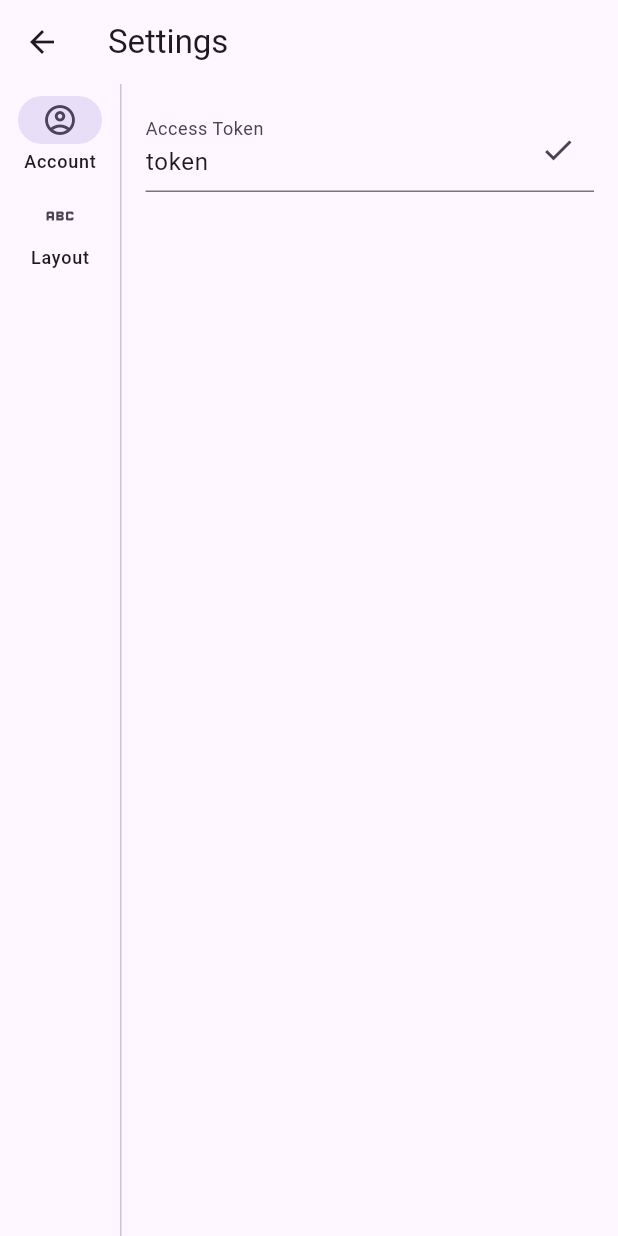
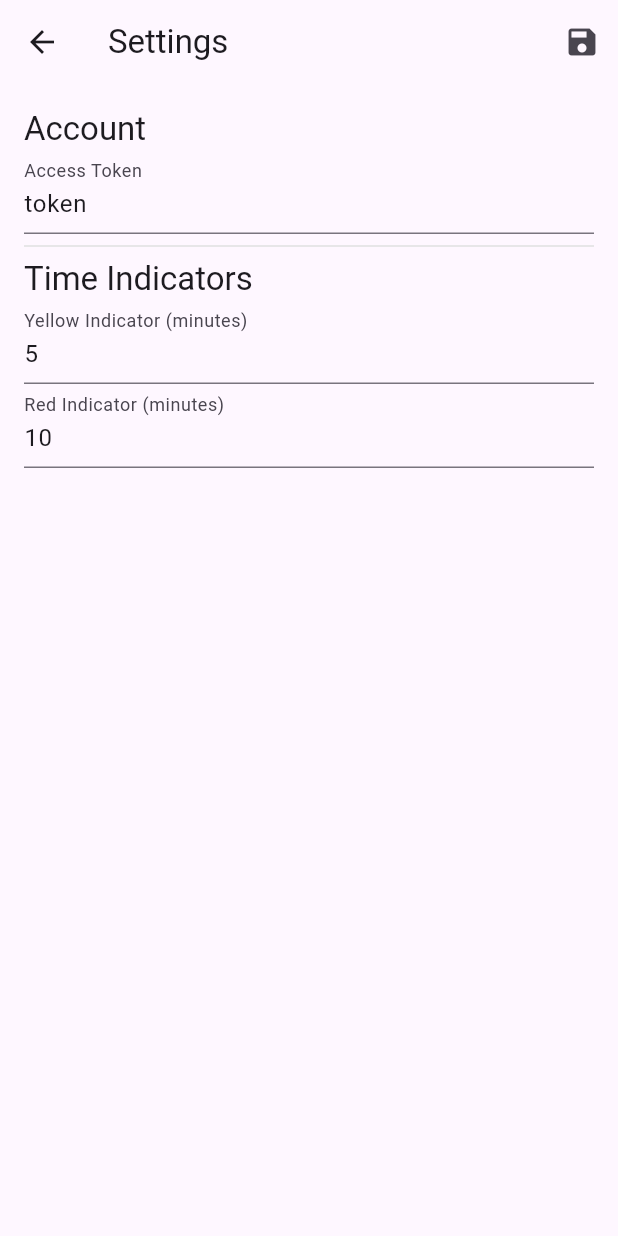
Before and after one commit to thefakhreddin/custom_kds, a Flutter app: the screen it shows after launch, after a tap on the "settings" icon, on a phone screen of 412 x 824 dp. Run offline on Flutter 3.47's test engine with Material 3 defaults, Android fonts, the phone set to English and light mode, and no system bars; our stand-ins replace shared_preferences; network calls fail.

Commit message:
color indicator added not tested

```diff
--- a/lib/screens/settings_page.dart
+++ b/lib/screens/settings_page.dart
@@ -1,7 +1,5 @@
 import 'package:flutter/material.dart';
 import 'package:shared_preferences/shared_preferences.dart';
-
-enum SettingsCategory { account, layout }
 
 class SettingsPage extends StatefulWidget {
   final VoidCallback onTokenChanged;
@@ -14,26 +12,30 @@ class SettingsPage extends StatefulWidget {
 
 class _SettingsPageState extends State<SettingsPage> {
   TextEditingController _tokenController = TextEditingController();
-  SettingsCategory _selectedCategory = SettingsCategory.account;
+  TextEditingController _timeYellowController = TextEditingController();
+  TextEditingController _timeRedController = TextEditingController();
 
   @override
   void initState() {
     super.initState();
-    _loadToken();
+    _loadSettings();
   }
 
-  Future<void> _loadToken() async {
+  Future<void> _loadSettings() async {
     final prefs = await SharedPreferences.getInstance();
-    String? token = prefs.getString('accessToken');
-    _tokenController.text = token ?? '';
+    _tokenController.text = prefs.getString('accessToken') ?? '';
+    _timeYellowController.text =
+        prefs.getString('timeYellow') ?? '5'; // Default to 5 minutes
+    _timeRedController.text =
+        prefs.getString('timeRed') ?? '10'; // Default to 10 minutes
   }
 
-  Future<void> _saveToken(String token) async {
+  Future<void> _saveSettings() async {
     final prefs = await SharedPreferences.getInstance();
-    await prefs.setString('accessToken', token);
-    widget.onTokenChanged(); // Callback to refresh data on home screen
-    Navigator.pop(
-        context, true); // Pop with a result indicating something was saved
+    await prefs.setString('accessToken', _tokenController.text);
+    await prefs.setString('timeYellow', _timeYellowController.text);
+    await prefs.setString('timeRed', _timeRedController.text);
+    widget.onTokenChanged(); // Notify that settings have changed
   }
 
   @override
@@ -41,70 +43,47 @@ class _SettingsPageState extends State<SettingsPage> {
     return Scaffold(
       appBar: AppBar(
         title: Text('Settings'),
+        actions: [
+          IconButton(
+            icon: Icon(Icons.save),
+            onPressed: _saveSettings,
+          )
+        ],
       ),
-      body: Row(
-        children: <Widget>[
-          NavigationRail(
-            selectedIndex: _selectedCategory.index,
-            onDestinationSelected: (index) {
-              setState(() {
-                _selectedCategory = SettingsCategory.values[index];
-              });
-            },
-            labelType: NavigationRailLabelType.all,
-            destinations: [
-              NavigationRailDestination(
-                icon: Icon(Icons.account_circle),
-                selectedIcon: Icon(Icons.account_circle_outlined),
-                label: Text('Account'),
-              ),
-              NavigationRailDestination(
-                icon: Icon(Icons.abc),
-                selectedIcon: Icon(Icons.abc_outlined),
-                label: Text('Layout'),
-              ),
-            ],
-          ),
-          VerticalDivider(thickness: 1, width: 1),
-          Expanded(
-            child: Padding(
-              padding: EdgeInsets.all(16.0),
-              child: _selectedCategory == SettingsCategory.account
-                  ? _buildAccountSettings()
-                  : _buildLayoutSettings(),
+      body: SingleChildScrollView(
+        padding: EdgeInsets.all(16.0),
+        child: Column(
+          crossAxisAlignment: CrossAxisAlignment.start,
+          children: [
+            Text('Account', style: Theme.of(context).textTheme.headline6),
+            TextField(
+              controller: _tokenController,
+              decoration: InputDecoration(labelText: 'Access Token'),
+              onSubmitted: (value) => _saveSettings(),
             ),
-          ),
-        ],
+            Divider(color: Colors.grey[300], thickness: 1),
+            Text('Time Indicators',
+                style: Theme.of(context).textTheme.headline6),
+            _buildNumericInput(
+                'Yellow Indicator (minutes)', _timeYellowController),
+            _buildNumericInput('Red Indicator (minutes)', _timeRedController),
+          ],
+        ),
       ),
     );
   }
 
-  Widget _buildAccountSettings() {
-    return Column(
-      children: [
-        TextField(
-          controller: _tokenController,
-          decoration: InputDecoration(
-            labelText: 'Access Token',
-            suffixIcon: IconButton(
-              icon: Icon(Icons.check),
-              onPressed: () {
-                _saveToken(_tokenController.text);
-                FocusScope.of(context).unfocus();
-              },
-            ),
-          ),
-          onSubmitted: _saveToken,
-          textInputAction: TextInputAction.done,
-        ),
-      ],
-    );
-  }
-
-  Widget _buildLayoutSettings() {
-    // Placeholder for layout settings
-    return Center(
-      child: Text('Layout settings will be displayed here.'),
+  Widget _buildNumericInput(String label, TextEditingController controller) {
+    return TextField(
+      controller: controller,
+      decoration: InputDecoration(
+        labelText: label,
+      ),
+      keyboardType: TextInputType.number,
+      onSubmitted: (value) {
+        _saveSettings();
+        FocusScope.of(context).unfocus(); // Hide the keyboard after input
+      },
     );
   }
 }
```
Also changed, not shown: lib/screens/OrderTabViewExtended.dart (+36 -2 lines), lib/screens/OrderTabViewVertical.dart (+36 -2 lines), lib/screens/OrdersTabView.dart (+36 -2 lines).
